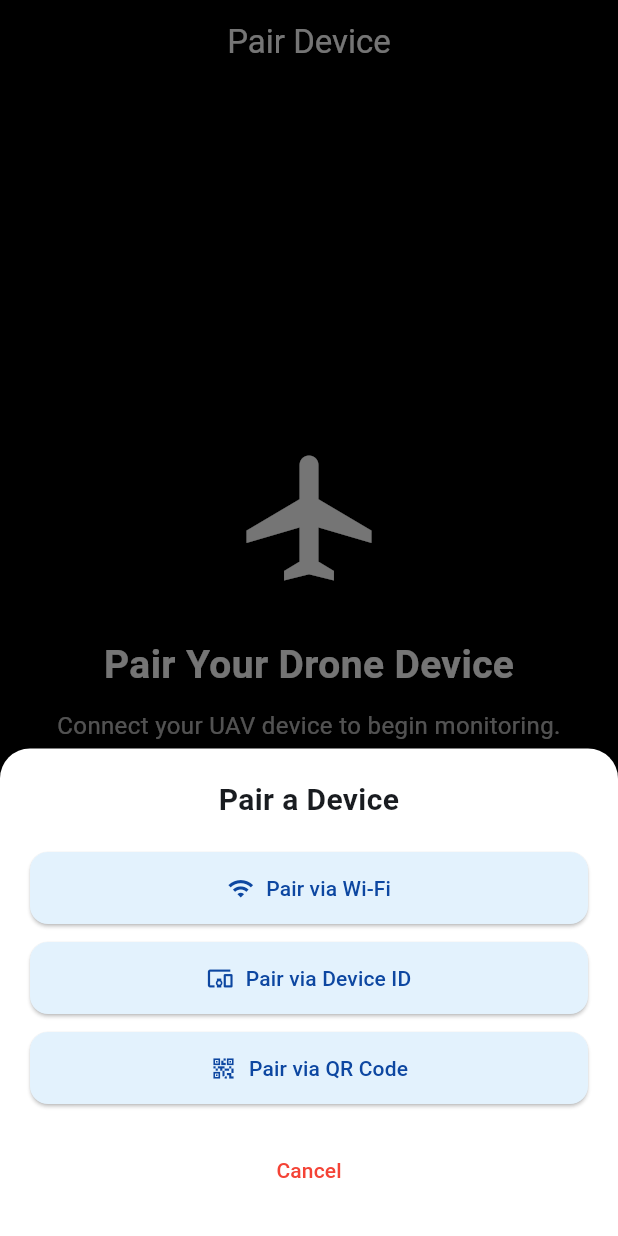
After one commit to DgnK1/autonomousuav, a Flutter app: the PairDeviceMenu screen opened directly, after a tap on "Pair a New Device", on a phone screen of 412 x 824 dp. The commit adds this screen. Run offline on Flutter 3.47's test engine with Material 3 defaults, Android fonts, the phone set to English and light mode, and no system bars; our stand-ins replace firebase_auth, firebase_core, google_maps_flutter; accounts and stored records are empty.

Commit message:
Pair Device Menu

```diff
--- a/lib/screens/login_page.dart
+++ b/lib/screens/login_page.dart
@@ -1,6 +1,6 @@
+import 'package:autonomousuav/screens/pair_device_menu.dart';
 import 'package:flutter/material.dart';
 import 'package:firebase_auth/firebase_auth.dart';
-import 'main_app.dart';
 import 'signup_page.dart';
 import '../auth_service.dart';
 
@@ -42,7 +42,7 @@ class LoginPageState extends State<LoginPage> {
       if (mounted) {
         Navigator.pushReplacement(
           context,
-          MaterialPageRoute(builder: (_) => const MainApp()),
+          MaterialPageRoute(builder: (_) => const PairDeviceMenu()),
         );
       }
     } on FirebaseAuthException catch (e) {
--- /dev/null
+++ b/lib/screens/pair_device_menu.dart
@@ -0,0 +1,236 @@
+import 'package:flutter/material.dart';
+import 'main_app.dart';
+
+class PairDeviceMenu extends StatefulWidget {
+  const PairDeviceMenu({super.key});
+
+  @override
+  State<PairDeviceMenu> createState() => _PairDeviceMenuState();
+}
+
+class _PairDeviceMenuState extends State<PairDeviceMenu> {
+  List<String> pairedDevices = [];
+
+  void _showPairOptions() {
+    showModalBottomSheet(
+      context: context,
+      shape: const RoundedRectangleBorder(
+        borderRadius: BorderRadius.vertical(top: Radius.circular(20)),
+      ),
+      backgroundColor: Colors.white,
+      builder: (context) {
+        return Padding(
+          padding: const EdgeInsets.all(20),
+          child: Column(
+            mainAxisSize: MainAxisSize.min,
+            crossAxisAlignment: CrossAxisAlignment.stretch,
+            children: [
+              const Text(
+                'Pair a Device',
+                textAlign: TextAlign.center,
+                style: TextStyle(
+                  fontSize: 20,
+                  fontWeight: FontWeight.bold,
+                ),
+              ),
+              const SizedBox(height: 20),
+
+              ElevatedButton.icon(
+                onPressed: () {
+                  Navigator.pop(context);
+                  _pairNewDevice('Wi-Fi');
+                },
+                icon: const Icon(Icons.wifi),
+                label: const Text('Pair via Wi-Fi'),
+                style: ElevatedButton.styleFrom(
+                  backgroundColor: Colors.blue.shade50,
+                  foregroundColor: Colors.blue.shade900,
+                  padding: const EdgeInsets.symmetric(vertical: 14),
+                  shape: RoundedRectangleBorder(
+                    borderRadius: BorderRadius.circular(12),
+                  ),
+                ),
+              ),
+              const SizedBox(height: 12),
+
+              ElevatedButton.icon(
+                onPressed: () {
+                  Navigator.pop(context);
+                  _pairNewDevice('Device ID');
+                },
+                icon: const Icon(Icons.devices_other),
+                label: const Text('Pair via Device ID'),
+                style: ElevatedButton.styleFrom(
+                  backgroundColor: Colors.blue.shade50,
+                  foregroundColor: Colors.blue.shade900,
+                  padding: const EdgeInsets.symmetric(vertical: 14),
+                  shape: RoundedRectangleBorder(
+                    borderRadius: BorderRadius.circular(12),
+                  ),
+                ),
+              ),
+              const SizedBox(height: 12),
+
+              ElevatedButton.icon(
+                onPressed: () {
+                  Navigator.pop(context);
+                  _pairNewDevice('QR Code');
+                },
+                icon: const Icon(Icons.qr_code_2),
+                label: const Text('Pair via QR Code'),
+                style: ElevatedButton.styleFrom(
+                  backgroundColor: Colors.blue.shade50,
+                  foregroundColor: Colors.blue.shade900,
+                  padding: const EdgeInsets.symmetric(vertical: 14),
+                  shape: RoundedRectangleBorder(
+                    borderRadius: BorderRadius.circular(12),
+                  ),
+                ),
+              ),
+              const SizedBox(height: 20),
+
+              TextButton(
+                onPressed: () => Navigator.pop(context),
+                child: const Text(
+                  'Cancel',
+                  style: TextStyle(color: Colors.red),
+                ),
+              ),
+            ],
+          ),
+        );
+      },
+    );
+  }
+
+  void _pairNewDevice(String method) {
+    setState(() {
+      pairedDevices.add('Drone (${method}) ${pairedDevices.length + 1}');
+    });
+
+    ScaffoldMessenger.of(context).showSnackBar(
+      SnackBar(content: Text('Device paired via $method')),
+    );
+  }
+
+  @override
+  Widget build(BuildContext context) {
+    final scheme = Theme.of(context).colorScheme;
+
+    return Scaffold(
+      backgroundColor: Colors.black,
+      appBar: AppBar(
+        title: const Text('Pair Device'),
+        centerTitle: true,
+        backgroundColor: Colors.black,
+        foregroundColor: Colors.white,
+      ),
+      body: Padding(
+        padding: const EdgeInsets.only(bottom: 40, right: 24, left: 24),
+        child: Column(
+          children: [
+            if (pairedDevices.isNotEmpty)
+              Expanded(
+                child: ListView.builder(
+                  itemCount: pairedDevices.length,
+                  itemBuilder: (context, index) {
+                    final device = pairedDevices[index];
+                    return Card(
+                      color: Colors.white12,
+                      margin: const EdgeInsets.symmetric(vertical: 8),
+                      shape: RoundedRectangleBorder(
+                        borderRadius: BorderRadius.circular(12),
+                      ),
+                      child: ListTile(
+                        leading: const Icon(Icons.airplanemode_active,
+                            color: Colors.white),
+                        title: Text(
+                          device,
+                          style: const TextStyle(
+                            color: Colors.white,
+                            fontSize: 18,
+                            fontWeight: FontWeight.w500,
+                          ),
+                        ),
+                        trailing: const Icon(
+                          Icons.arrow_forward_ios,
+                          color: Colors.white70,
+                          size: 18,
+                        ),
+                        onTap: () {
+                          Navigator.push(
+                            context,
+                            MaterialPageRoute(
+                              builder: (context) => const MainApp(),
+                            ),
+                          );
+                        },
+                        onLongPress: () {
+                          setState(() => pairedDevices.removeAt(index));
+                          ScaffoldMessenger.of(context).showSnackBar(
+                            const SnackBar(content: Text('Device removed')),
+                          );
+                        },
+                      ),
+                    );
+                  },
+                ),
+              )
+            else
+              Expanded(
+                child: Center(
+                  child: Column(
+                    mainAxisAlignment: MainAxisAlignment.center,
+                    children: const [
+                      Icon(Icons.airplanemode_active,
+                          color: Colors.white, size: 100),
+                      SizedBox(height: 30),
+                      Text(
+                        'Pair Your Drone Device',
+                        style: TextStyle(
+                          color: Colors.white,
+                          fontSize: 26,
+                          fontWeight: FontWeight.bold,
+                        ),
+                      ),
+                      SizedBox(height: 10),
+                      Text(
+                        'Connect your UAV device to begin monitoring.',
+                        textAlign: TextAlign.center,
+                        style:
+                            TextStyle(color: Colors.white70, fontSize: 16),
+                      ),
+                    ],
+                  ),
+                ),
+              ),
+
+            SizedBox(
+              width: double.infinity,
+              height: 50,
+              child: ElevatedButton.icon(
+                onPressed: _showPairOptions,
+                icon: const Icon(Icons.add_link, color: Colors.black),
+                label: const Text(
+                  'Pair a New Device',
+                  style: TextStyle(
+                    color: Colors.black,
+                    fontSize: 16,
+                    fontWeight: FontWeight.bold,
+                  ),
+                ),
+                style: ElevatedButton.styleFrom(
+                  backgroundColor: Colors.white,
+                  foregroundColor: scheme.onPrimary,
+                  shape: RoundedRectangleBorder(
+                    borderRadius: BorderRadius.circular(12),
+                  ),
+                ),
+              ),
+            ),
+          ],
+        ),
+      ),
+    );
+  }
+}
```
